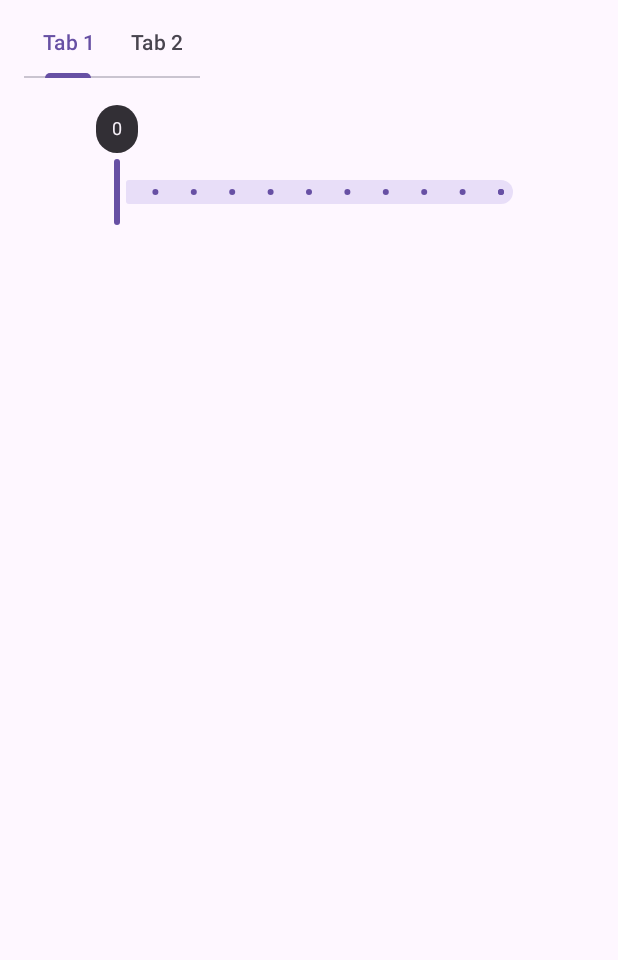
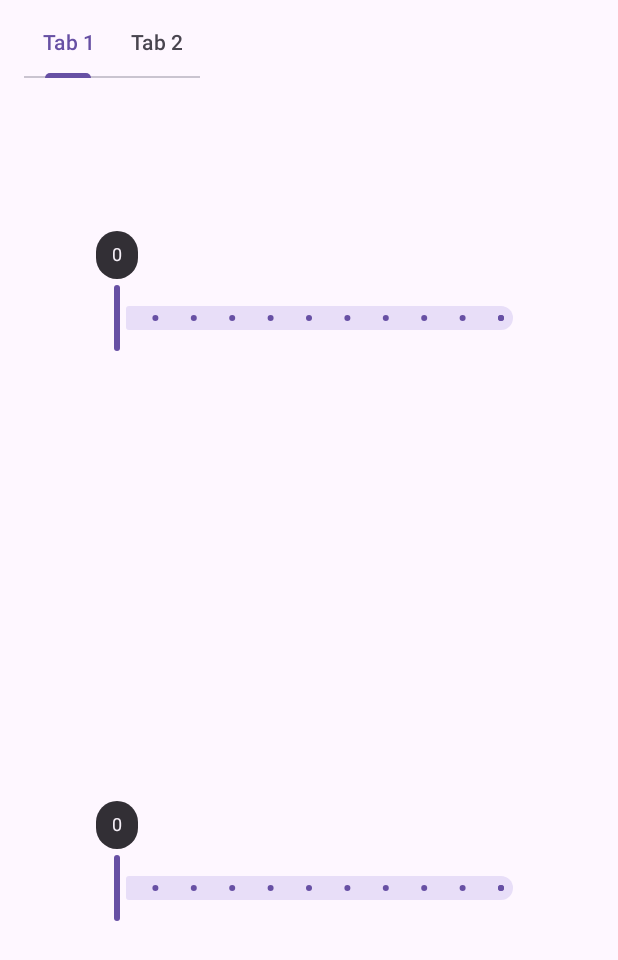
Before and after one commit to vikz95/sample-app-android-slider-label-issue, an Android app: the screen it shows after launch (MainActivity), on a phone screen of 412 x 824 dp. Shown: the top 960 px of the screen. Run offline under Robolectric (Android 15) with nearby library versions, the phone set to English and light mode, and no system bars.

Commit message:
Added scrolling

```diff
--- a/app/build.gradle.kts
+++ b/app/build.gradle.kts
@@ -40,6 +40,7 @@ dependencies {
     implementation(libs.androidx.activity)
     implementation(libs.androidx.constraintlayout)
     implementation("androidx.fragment:fragment-ktx:1.8.4")
+    implementation("com.google.android.material:material:1.13.0-alpha06")
     testImplementation(libs.junit)
     androidTestImplementation(libs.androidx.junit)
     androidTestImplementation(libs.androidx.espresso.core)
--- a/app/src/main/res/layout/tab_fragment.xml
+++ b/app/src/main/res/layout/tab_fragment.xml
@@ -1,27 +1,79 @@
 <?xml version="1.0" encoding="utf-8"?>
 <FrameLayout xmlns:android="http://schemas.android.com/apk/res/android"
         xmlns:app="http://schemas.android.com/apk/res-auto"
+        xmlns:tools="http://schemas.android.com/tools"
         android:layout_width="match_parent"
         android:layout_height="match_parent"
-        xmlns:tools="http://schemas.android.com/tools"
         tools:context=".TabFragment">
+
+    <ScrollView
+            android:layout_width="match_parent"
+            android:layout_height="wrap_content">
+
+        <LinearLayout
+                android:layout_width="match_parent"
+                android:layout_height="wrap_content"
+                android:orientation="vertical">
 
         <androidx.constraintlayout.widget.ConstraintLayout
                 android:layout_width="match_parent"
-            android:layout_height="match_parent">
+                android:layout_height="2000dp">
 
             <com.google.android.material.slider.Slider
-                android:id="@+id/max_retries_slider"
+                    android:id="@+id/slider1"
                     android:valueFrom="0"
                     android:valueTo="10"
                     android:stepSize="1"
                     android:layout_width="300dp"
                     android:layout_height="?attr/dropdownListPreferredItemHeight"
-                android:layout_margin="16dp"
+                    android:layout_marginTop="100dp"
                     app:labelBehavior="visible"
                     app:layout_constraintStart_toStartOf="parent"
                     app:layout_constraintEnd_toEndOf="parent"
                     app:layout_constraintTop_toTopOf="parent" />
 
+            <com.google.android.material.slider.Slider
+                    android:id="@+id/slider2"
+                    android:valueFrom="0"
+                    android:valueTo="10"
+                    android:stepSize="1"
+                    android:layout_width="300dp"
+                    android:layout_height="?attr/dropdownListPreferredItemHeight"
+                    android:layout_marginTop="300dp"
+                    app:labelBehavior="visible"
+                    app:layout_constraintStart_toStartOf="parent"
+                    app:layout_constraintEnd_toEndOf="parent"
+                    app:layout_constraintTop_toBottomOf="@id/slider1" />
+
+            <com.google.android.material.slider.Slider
+                    android:id="@+id/slider3"
+                    android:valueFrom="0"
+                    android:valueTo="10"
+                    android:stepSize="1"
+                    android:layout_width="300dp"
+                    android:layout_height="?attr/dropdownListPreferredItemHeight"
+                    android:layout_marginTop="300dp"
+                    app:labelBehavior="visible"
+                    app:layout_constraintStart_toStartOf="parent"
+                    app:layout_constraintEnd_toEndOf="parent"
+                    app:layout_constraintTop_toBottomOf="@id/slider2" />
+
+            <com.google.android.material.slider.Slider
+                    android:id="@+id/slider4"
+                    android:valueFrom="0"
+                    android:valueTo="10"
+                    android:stepSize="1"
+                    android:layout_width="300dp"
+                    android:layout_height="?attr/dropdownListPreferredItemHeight"
+                    android:layout_marginTop="300dp"
+                    app:labelBehavior="visible"
+                    app:layout_constraintStart_toStartOf="parent"
+                    app:layout_constraintEnd_toEndOf="parent"
+                    app:layout_constraintTop_toBottomOf="@id/slider3" />
+
         </androidx.constraintlayout.widget.ConstraintLayout>
+
+        </LinearLayout>
+
+    </ScrollView>
 </FrameLayout>
```
Lines whose indentation alone changed are shown as unchanged.
